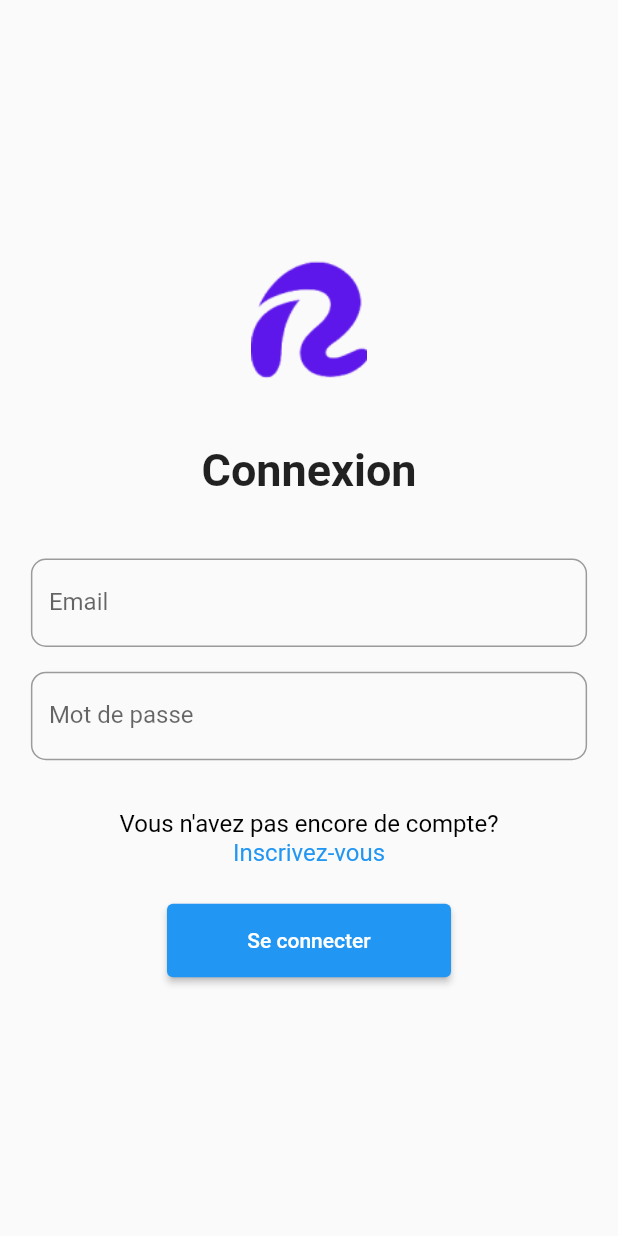
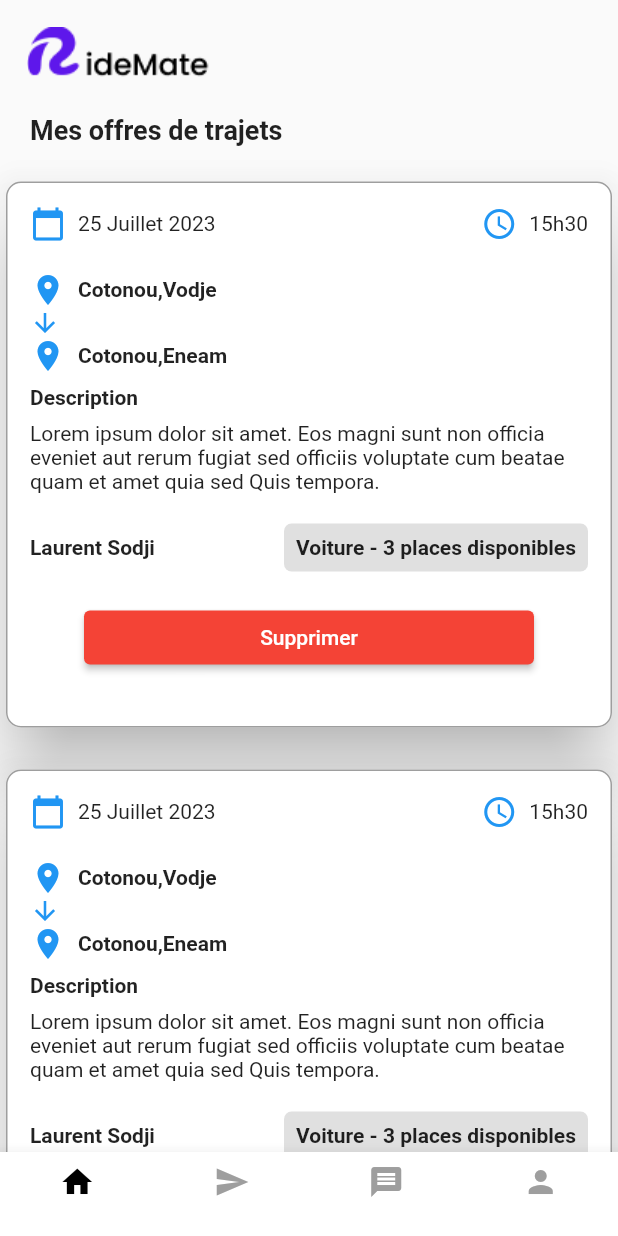
Before and after one commit to Abbasrx77/RideMate, a Flutter app: the screen it shows after launch, on a phone screen of 412 x 824 dp. Run offline on Flutter 3.47's test engine with Material 2 defaults, Android fonts, the phone set to English and light mode, and no system bars; our stand-ins replace flutter_secure_storage.

Commit message:
La page des offres de trajet

```diff
--- a/lib/main.dart
+++ b/lib/main.dart
@@ -1,9 +1,8 @@
 import 'package:flutter/material.dart';
 import 'package:ridemate/routes/routes_constants.dart';
-import 'package:ridemate/views/conducteur/acceuil.dart';
 import 'package:ridemate/views/conducteur/choix_position_depart.dart';
-import 'package:ridemate/views/conducteur/choix_profil.dart';
 import 'package:ridemate/views/conducteur/inscription.dart';
+import 'package:ridemate/views/conducteur/offre_de_trajet.dart';
 import 'package:ridemate/views/passager/inscription.dart';
 import 'package:ridemate/views/shared_views/connexion.dart';
 
@@ -15,21 +14,21 @@ void main() {
         primarySwatch: Colors.blue,
       ),
       routes: {
-      inscription_conducteur_route: (context){
+        inscription_conducteur_route: (context) {
           return const InscriptionConducteurPageWidget();
         },
-      inscription_passager_route: (context){
+        inscription_passager_route: (context) {
           return const InscriptionPassagerPageWidget();
         },
-      connexion_route: (context){
+        connexion_route: (context) {
           return const ConnexionPageWidget();
         },
-      choix_position_depart_route: (context){
+        choix_position_depart_route: (context) {
           return const ChoixPositionDepart();
         },
       },
-    home: const ConnexionPageWidget(),
-  ));
+      //home: const ConnexionPageWidget(),
+      home: const OffreDeTrajet()));
 }
 
 class Acceuil extends StatefulWidget {
--- /dev/null
+++ b/lib/views/conducteur/card_offre_trajet.dart
@@ -0,0 +1,182 @@
+import 'package:flutter/material.dart';
+
+class TrajetCard extends StatefulWidget {
+  final String date;
+  final String heure;
+  final String lieuDepart;
+  final String lieuArrivee;
+  final String description;
+  final String nomPrenom;
+  final String typeVehicule;
+  final int nombrePlaces;
+
+  const TrajetCard({
+    super.key,
+    required this.date,
+    required this.heure,
+    required this.lieuDepart,
+    required this.lieuArrivee,
+    required this.description,
+    required this.nomPrenom,
+    required this.typeVehicule,
+    required this.nombrePlaces,
+  });
+
+  @override
+  State<TrajetCard> createState() => _TrajetCardState();
+}
+
+class _TrajetCardState extends State<TrajetCard> {
+  bool isTrajetDeleted = false;
+
+  void _supprimerTrajet() {
+    // Mettez ici la logique pour supprimer le trajet
+    setState(() {
+      isTrajetDeleted = true;
+    });
+  }
+
+  @override
+  Widget build(BuildContext context) {
+    if (isTrajetDeleted) {
+      return const SizedBox
+          .shrink(); // Retourne un widget vide si le trajet est supprimé
+    }
+
+    return Card(
+      elevation: 20.0,
+      color: Colors.white,
+      shape: RoundedRectangleBorder(
+        borderRadius: BorderRadius.circular(10.0),
+        side: const BorderSide(
+          color: Colors.grey,
+          width: 1.0,
+        ),
+      ),
+      child: Padding(
+        padding: const EdgeInsets.all(16.0),
+        child: Column(
+          //crossAxisAlignment: CrossAxisAlignment.stretch,
+          children: [
+            Row(
+              children: [
+                const Icon(
+                  Icons.calendar_today,
+                  color: Colors.blue,
+                ),
+                const SizedBox(width: 8),
+                Text(widget.date),
+                const Spacer(),
+                const Icon(
+                  Icons.access_time,
+                  color: Colors.blue,
+                ),
+                const SizedBox(width: 8),
+                Text(widget.heure),
+              ],
+            ),
+            const SizedBox(height: 20),
+            Row(
+              //mainAxisAlignment: MainAxisAlignment.,
+              children: [
+                const Icon(
+                  Icons.location_on,
+                  color: Colors.blue,
+                ),
+                const SizedBox(width: 8),
+                Expanded(
+                  child: Text(
+                    widget.lieuDepart,
+                    style: TextStyle(fontWeight: FontWeight.bold),
+                  ),
+                )
+              ],
+            ),
+            const Row(
+              children: [
+                Icon(
+                  Icons.arrow_downward,
+                  color: Colors.blue,
+                  size: 20,
+                ),
+
+              ],
+            ),
+            Row(
+              children: <Widget>[
+                const Icon(
+                  Icons.location_on,
+                  color: Colors.blue,
+                ),
+                const SizedBox(width: 8),
+                Text(
+                  widget.lieuArrivee,
+                  style: TextStyle(fontWeight: FontWeight.bold),
+                ),
+              ],
+            ),
+            const SizedBox(height: 8),
+            const Row(
+              children: [
+                Padding(
+                  padding: EdgeInsets.zero,
+                  child: Text(
+                    'Description',
+                    style: TextStyle(
+                      fontWeight: FontWeight.bold,
+                    ),
+                  ),
+                ),
+              ],
+            ),
+            const SizedBox(height: 8),
+            Padding(
+              padding: const EdgeInsets.symmetric(horizontal: 0),
+              child: Text(widget.description),
+            ),
+            const SizedBox(height: 20),
+            Row(
+              children: [
+                Text(
+                  widget.nomPrenom,
+                  style: const TextStyle(fontWeight: FontWeight.bold),
+                ),
+                const Spacer(),
+                Container(
+                  decoration: BoxDecoration(
+                    color: Colors.grey.shade300,
+                    borderRadius: const BorderRadius.all(Radius.circular(5)),
+                  ),
+                  child: Padding(
+                    padding: const EdgeInsets.all(8.0),
+                    child: Text(
+                      '${widget.typeVehicule} - ${widget.nombrePlaces} places disponibles',
+                      style: const TextStyle(
+                        fontWeight: FontWeight.bold,
+                      ),
+                    ),
+                  ),
+                ),
+              ],
+            ),
+            const SizedBox(height: 20),
+            SizedBox(
+              width: 300,
+              child: ElevatedButton(
+                onPressed: _supprimerTrajet,
+                style: ElevatedButton.styleFrom(
+                  backgroundColor: Colors.red,
+                ),
+                child: const Text(
+                  'Supprimer',
+                  //style: TextStyle(color: Colors.red, background: ),
+                ),
+              ),
+            ),
+            const SizedBox(height: 20)
+          ],
+        ),
+      ),
+    );
+  }
+}
--- /dev/null
+++ b/lib/views/conducteur/offre_de_trajet.dart
@@ -0,0 +1,158 @@
+import 'package:flutter/material.dart';
+import 'package:ridemate/views/conducteur/card_offre_trajet.dart';
+
+class OffreDeTrajet extends StatefulWidget {
+  const OffreDeTrajet({super.key});
+
+  @override
+  State<OffreDeTrajet> createState() => _OffreDeTrajetState();
+}
+
+class _OffreDeTrajetState extends State<OffreDeTrajet> {
+  int _currentIndex = 0;
+
+  @override
+  Widget build(BuildContext context) {
+    double deviceHeight = MediaQuery.of(context).size.height;
+    double deviceWidth = MediaQuery.of(context).size.width;
+
+    return Scaffold(
+      appBar: AppBar(
+        automaticallyImplyLeading: false,
+        backgroundColor: Colors.transparent,
+        elevation: 0,
+        title: Padding(
+          padding: const EdgeInsets.only(top: 20.0),
+          child: SizedBox(
+            height: deviceWidth *
+                0.1, // you can increase or decrease the height as you need
+            child: Image.asset('assets/main_logo.png'),
+          ),
+        ),
+      ),
+      body: ListView(
+        children: const [
+          Padding(
+            padding: EdgeInsets.all(20.0),
+            child: Text(
+              'Mes offres de trajets',
+              style: TextStyle(
+                fontWeight: FontWeight.bold,
+                fontSize: 18,
+              ),
+            ),
+          ),
+          TrajetCard(
+            date: '25 Juillet 2023',
+            heure: '15h30',
+            lieuDepart: 'Cotonou,Vodje',
+            lieuArrivee: 'Cotonou,Eneam',
+            description: 'Lorem ipsum dolor sit amet. Eos magni sunt non'
+                ' officia eveniet aut rerum fugiat sed officiis '
+                'voluptate cum beatae quam et amet quia sed Quis tempora.',
+            nomPrenom: 'Laurent Sodji',
+            typeVehicule: 'Voiture',
+            nombrePlaces: 3,
+          ),
+          SizedBox(
+            height: 20,
+          ),
+          TrajetCard(
+            date: '25 Juillet 2023',
+            heure: '15h30',
+            lieuDepart: 'Cotonou,Vodje ',
+            lieuArrivee: 'Cotonou,Eneam',
+            description: 'Lorem ipsum dolor sit amet. Eos magni sunt non'
+                ' officia eveniet aut rerum fugiat sed officiis '
+                'voluptate cum beatae quam et amet quia sed Quis tempora.',
+            nomPrenom: 'Laurent Sodji',
+            typeVehicule: 'Voiture',
+            nombrePlaces: 3,
+          ),
+          SizedBox(
+            height: 20,
+          ),
+          TrajetCard(
+            date: '25 Juillet 2023',
+            heure: '15h30',
+            lieuDepart: 'Cotonou,Vodje ',
+            lieuArrivee: 'Cotonou,Eneam',
+            description: 'Lorem ipsum dolor sit amet. Eos magni sunt non'
+                ' officia eveniet aut rerum fugiat sed officiis '
+                'voluptate cum beatae quam et amet quia sed Quis tempora.',
+            nomPrenom: 'Laurent Sodji',
+            typeVehicule: 'Voiture',
+            nombrePlaces: 3,
+          ),
+          SizedBox(
+            height: 20,
+          ),
+          TrajetCard(
+            date: '25 Juillet 2023',
+            heure: '15h30',
+            lieuDepart: 'Cotonou,Vodje ',
+            lieuArrivee: 'Cotonou,Eneam',
+            description: 'Lorem ipsum dolor sit amet. Eos magni sunt non'
+                ' officia eveniet aut rerum fugiat sed officiis '
+                'voluptate cum beatae quam et amet quia sed Quis tempora.',
+            nomPrenom: 'Laurent Sodji',
+            typeVehicule: 'Voiture',
+            nombrePlaces: 3,
+          ),
+          SizedBox(
+            height: 20,
+          ),
+          TrajetCard(
+            date: '25 Juillet 2023',
+            heure: '15h30',
+            lieuDepart: 'Cotonou,Vodje ',
+            lieuArrivee: 'Cotonou,Eneam',
+            description: 'Lorem ipsum dolor sit amet. Eos magni sunt non'
+                ' officia eveniet aut rerum fugiat sed officiis '
+                'voluptate cum beatae quam et amet quia sed Quis tempora.',
+            nomPrenom: 'Laurent Sodji',
+            typeVehicule: 'Voiture',
+            nombrePlaces: 3,
+          ),
+        ],
+      ),
+      bottomNavigationBar: BottomNavigationBar(
+        currentIndex: _currentIndex,
+        onTap: (index) {
+          setState(() {
+            _currentIndex = index;
+          });
+        },
+        backgroundColor: Colors.white,
+        type: BottomNavigationBarType.fixed,
+        items: const <BottomNavigationBarItem>[
+          BottomNavigationBarItem(
+            icon: Icon(Icons.home, color: Colors.black),
+            label: '',
+          ),
+          BottomNavigationBarItem(
+            icon: Icon(
+              Icons.send,
+              color: Colors.grey,
+            ),
+            label: '',
+          ),
+          BottomNavigationBarItem(
+            icon: Icon(
+              Icons.message,
+              color: Colors.grey,
+            ),
+            label: '',
+          ),
+          BottomNavigationBarItem(
+            icon: Icon(
+              Icons.person,
+              color: Colors.grey,
+            ),
+            label: '',
+          ),
+        ],
+      ),
+    );
+  }
+}
```
Lines whose indentation alone changed are shown as unchanged.
